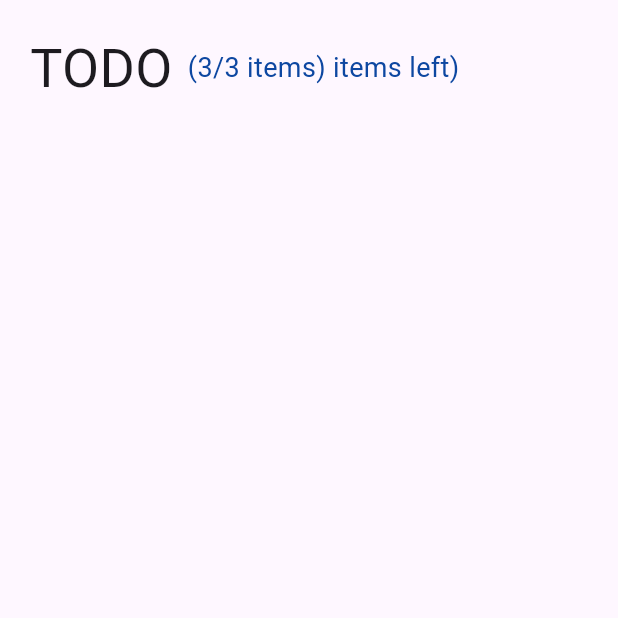
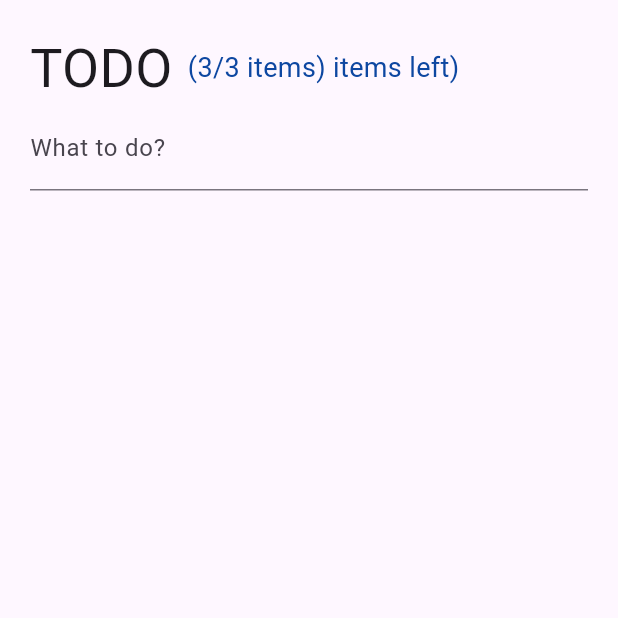
Before and after one commit to Bullets-jyr/todo_riverpod_sync, a Flutter app: the screen it shows after launch, on a phone screen of 412 x 824 dp, the top half of it. Run offline on Flutter 3.47's test engine with Material 3 defaults, Android fonts, the phone set to English and light mode, and no system bars; our stand-ins replace flutter_riverpod, freezed_annotation, riverpod_annotation; generated files the repository leaves out were written again.

Commit message:
105. NewTodo widget

```diff
--- a/lib/pages/providers/todo_list/todo_list_provider.dart
+++ b/lib/pages/providers/todo_list/todo_list_provider.dart
@@ -16,6 +16,7 @@ class TodoList extends _$TodoList {
 
   void addTodo(String desc) {
     state = [...state, Todo.add(desc: desc)];
+    print(state);
   }
 
   void editTodo(String id, String desc) {
--- a/lib/pages/todos_page.dart
+++ b/lib/pages/todos_page.dart
@@ -1,5 +1,6 @@
 import 'package:flutter/material.dart';
 
+import 'widgets/new_todo.dart';
 import 'widgets/todo_header.dart';
 
 class TodosPage extends StatelessWidget {
@@ -7,13 +8,16 @@ class TodosPage extends StatelessWidget {
 
   @override
   Widget build(BuildContext context) {
-    return const Scaffold(
+    return const SafeArea(
+      child: Scaffold(
         body: Padding(
           padding: EdgeInsets.all(20.0),
           child: Column(
             children: [
               TodoHeader(),
+              NewTodo(),
             ],
+          ),
         ),
       ),
     );
--- /dev/null
+++ b/lib/pages/widgets/new_todo.dart
@@ -0,0 +1,34 @@
+import 'package:flutter/material.dart';
+import 'package:flutter_riverpod/flutter_riverpod.dart';
+import 'package:todo_riverpod_sync/pages/providers/todo_list/todo_list_provider.dart';
+
+class NewTodo extends ConsumerStatefulWidget {
+  const NewTodo({super.key});
+
+  @override
+  ConsumerState<NewTodo> createState() => _NewTodoState();
+}
+
+class _NewTodoState extends ConsumerState<NewTodo> {
+  final newTodoController = TextEditingController();
+
+  @override
+  void dispose() {
+    newTodoController.dispose();
+    super.dispose();
+  }
+
+  @override
+  Widget build(BuildContext context) {
+    return TextField(
+      controller: newTodoController,
+      decoration: const InputDecoration(labelText: 'What to do?'),
+      onSubmitted: (String? desc) {
+        if (desc != null && desc.trim().isNotEmpty) {
+          ref.read(todoListProvider.notifier).addTodo(desc);
+          newTodoController.clear();
+        }
+      },
+    );
+  }
+}
```
Also changed, not shown: lib/pages/providers/todo_list/todo_list_provider.g.dart, 2 other files. Lines whose indentation alone changed are shown as unchanged.
